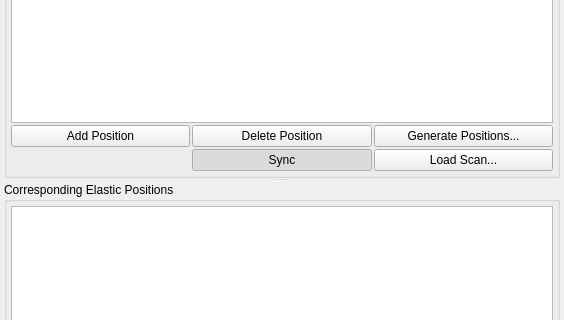
Qt form core/ui/elastic.ui (jkrueger1/takin_ill) before a commit; both pictures show x 0 to 564 and y 113 to 433 of the 564 by 561 pixel window.
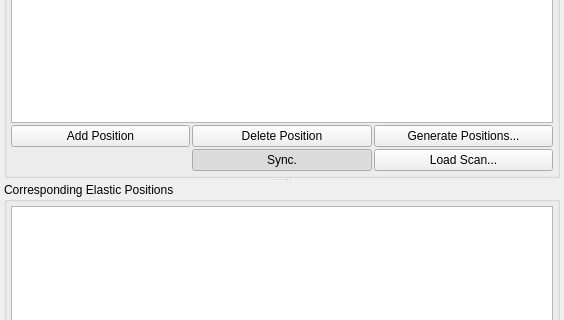
The same form after that commit.

```diff
--- a/core/ui/elastic.ui
+++ b/core/ui/elastic.ui
@@ -144,7 +144,7 @@
           <string>Get crystal and instrument configuration from Takin's main window.</string>
          </property>
          <property name="text">
-          <string>Sync</string>
+          <string>Sync.</string>
          </property>
          <property name="checkable">
           <bool>true</bool>
```
